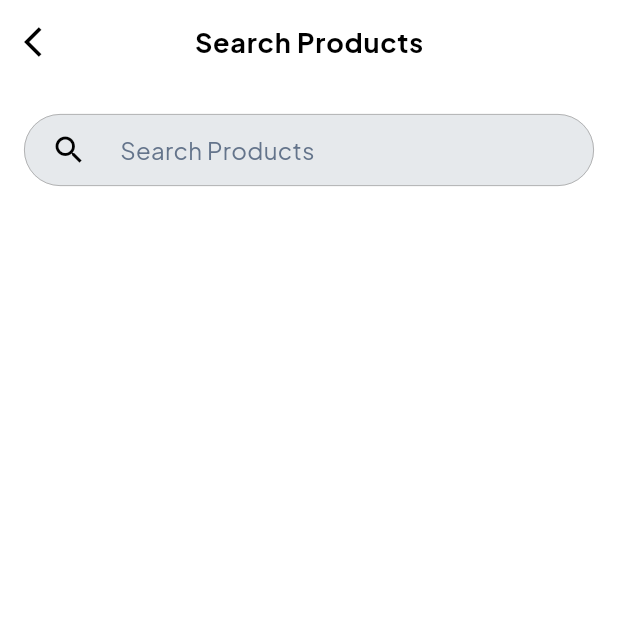
After one commit to Venkantesh22/trustindia, a Flutter app: the SearchScreen screen opened directly, on a phone screen of 412 x 824 dp, the top half of it. The commit adds this screen. Run offline on Flutter 3.47's test engine with Material 3 defaults, Android fonts, the phone set to English and light mode, and no system bars; drawn by our look-alikes of toastification; our stand-ins replace cached_network_image, carousel_slider, flutter_svg, get, google_fonts, image_picker and 7 more; missing offline and left inert: graphview, onesignal_flutter, scratcher; accounts and stored records are empty.

Commit message:
Search API integration done and UI done half

```diff
--- a/lib/controllers/referral_controller.dart
+++ b/lib/controllers/referral_controller.dart
@@ -1,6 +1,7 @@
 import 'dart:developer';
 
 import 'package:get/get.dart';
+import 'package:lekra/controllers/auth_controller.dart';
 import 'package:lekra/data/models/referral_model.dart';
 import 'package:lekra/data/models/response/response_model.dart';
 import 'package:lekra/data/models/reward_transaction_model.dart';
@@ -114,6 +115,7 @@ class ReferralController extends GetxController implements GetxService {
         responseModel =
             ResponseModel(true, "Success fetch postScratchCardRedeem");
         fetchScratchCard();
+        Get.find<AuthController>().fetchUserProfile();
       } else {
         responseModel = ResponseModel(
           false,
--- a/lib/services/constants.dart
+++ b/lib/services/constants.dart
@@ -162,6 +162,7 @@ class AppConstants {
   static const String categoryList = "api/category";
   static const String getFeaturedProducts = "api/products";
   static const String getHotDealsTodayProducts = "api/today-hot-deals";
+  static const String postSearchProduct = "api/products/search?query";
 
   //wallet
   static const String getWalletTransaction = "api/wallet/transactions";
--- a/lib/views/screens/dashboard/dashboard_screen.dart
+++ b/lib/views/screens/dashboard/dashboard_screen.dart
@@ -20,7 +20,9 @@ class DashboardScreen extends StatefulWidget {
 class _DashboardScreenState extends State<DashboardScreen> {
   @override
   Widget build(BuildContext context) {
+
     return Scaffold(
+
       body: GetBuilder<DashBoardController>(
         builder: (DashBoardController controller) {
           return [
--- a/lib/views/screens/dashboard/profile_screen/profile_screen.dart
+++ b/lib/views/screens/dashboard/profile_screen/profile_screen.dart
@@ -3,7 +3,6 @@ import 'package:get/get.dart';
 import 'package:lekra/controllers/auth_controller.dart';
 import 'package:lekra/services/constants.dart';
 import 'package:lekra/services/theme.dart';
-import 'package:lekra/views/base/custom_image.dart';
 import 'package:lekra/views/base/dialogs/logout_dialog.dart';
 import 'package:lekra/views/screens/dashboard/profile_edit/profile_edit_screen.dart';
 import 'package:lekra/views/screens/widget/custom_appbar/custom_appbar2.dart';
--- /dev/null
+++ b/lib/views/screens/dashboard/search_screen/components/custom_search_textfeild.dart
@@ -0,0 +1,66 @@
+import 'package:flutter/material.dart';
+
+import '../../../../../../services/constants.dart';
+import '../../../../../../services/theme.dart';
+
+class CustomSearchTextfeild extends StatelessWidget {
+  final TextEditingController controller;
+  final String? hintText;
+  final Function(String)? onChanged;
+  final Function()? onFilterTap;
+  const CustomSearchTextfeild({
+    super.key,
+    required this.onChanged,
+    this.hintText,
+    this.onFilterTap,
+    required this.controller,
+  });
+
+  @override
+  Widget build(BuildContext context) {
+    return Row(
+      children: [
+        Expanded(
+          child: TextFormField(
+            controller: controller,
+            style: Helper(context).textTheme.bodyMedium,
+            textCapitalization: TextCapitalization.sentences,
+            decoration: InputDecoration(
+              filled: true,
+              fillColor: greyDark.withValues(alpha: 0.16),
+              contentPadding:
+                  const EdgeInsets.symmetric(horizontal: 16, vertical: 0),
+              prefixIcon: const SizedBox(
+                height: 40,
+                width: 60,
+                child: Center(child: Icon(Icons.search)),
+              ),
+              hintText: hintText,
+              hintStyle: Helper(context)
+                  .textTheme
+                  .bodyMedium
+                  ?.copyWith(color: greyDark),
+              border: OutlineInputBorder(
+                borderRadius: BorderRadius.circular(30),
+                borderSide: const BorderSide(color: grey, width: 0.5),
+              ),
+              enabledBorder: OutlineInputBorder(
+                borderRadius: BorderRadius.circular(30),
+                borderSide: const BorderSide(color: grey, width: 0.5),
+              ),
+              focusedBorder: OutlineInputBorder(
+                borderRadius: BorderRadius.circular(30),
+                borderSide: BorderSide(color: primaryColor, width: 0.5),
+              ),
+              errorBorder: OutlineInputBorder(
+                borderRadius: BorderRadius.circular(30),
+                borderSide: const BorderSide(color: red, width: 0.5),
+              ),
+            ),
+            onChanged: onChanged,
+          ),
+        ),
+      ],
+    );
+  }
+}
--- /dev/null
+++ b/lib/views/screens/dashboard/search_screen/search_screen.dart
@@ -0,0 +1,60 @@
+import 'dart:async';
+
+import 'package:flutter/material.dart';
+import 'package:get/get_state_manager/src/simple/get_state.dart';
+import 'package:lekra/controllers/home_controller.dart';
+import 'package:lekra/services/constants.dart';
+import 'package:lekra/views/screens/dashboard/search_screen/components/custom_search_textfeild.dart';
+import 'package:lekra/views/screens/widget/custom_appbar/custom_appbar2.dart';
+
+class SearchScreen extends StatefulWidget {
+  const SearchScreen({super.key});
+
+  @override
+  State<SearchScreen> createState() => _SearchScreenState();
+}
+
+class _SearchScreenState extends State<SearchScreen> {
+  final TextEditingController searchController = TextEditingController();
+  Timer? timer;
+
+  @override
+  void dispose() {
+    timer?.cancel();
+    searchController.dispose();
+    super.dispose();
+  }
+
+  @override
+  Widget build(BuildContext context) {
+    return Scaffold(
+      appBar: const CustomAppBar2(title: "Search Products"),
+      body: GetBuilder<HomeController>(builder: (homeController) {
+        return Padding(
+          padding: AppConstants.screenPadding,
+          child: Column(
+            children: [
+              CustomSearchTextfeild(
+                onChanged: (value) {
+                  // Cancel the previous timer only if it exists
+                  if (timer?.isActive ?? false) {
+                    timer!.cancel();
+                  }
+
+                  // Start a new debounce timer
+                  timer = Timer(const Duration(milliseconds: 500), () {
+                    if (value.isNotEmpty) {
+                      homeController.fetchSearchProduct(query: value);
+                    }
+                  });
+                },
+                hintText: "Search Products",
+                controller: searchController,
+              ),
+            ],
+          ),
+        );
+      }),
+    );
+  }
+}
```
Also changed, not shown: lib/controllers/home_controller.dart (+39 -0 lines), lib/data/repositories/home_repo.dart (+9 -4 lines), lib/views/screens/dashboard/home_screen/components/home_appbar.dart (+8 -1 lines).
